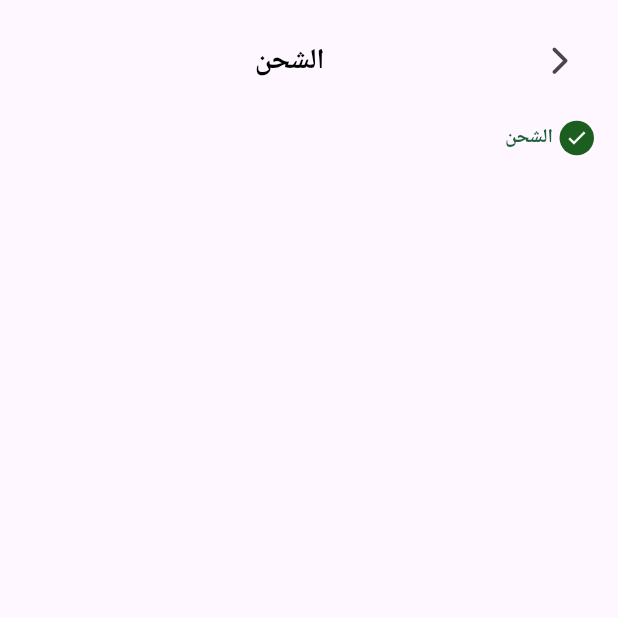
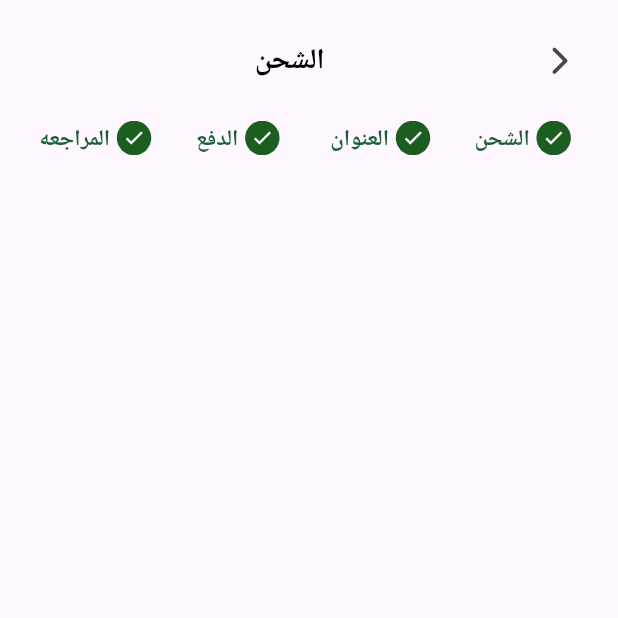
Before and after one commit to He9sham/Fruit-HUB, a Flutter app: the CheckoutView screen opened by its route, on a phone screen of 412 x 824 dp, the top half of it. Run offline on Flutter 3.47's test engine with Material 3 defaults, Android fonts, the phone set to English and light mode, and no system bars; our stand-ins replace awesome_dialog, bloc, cloud_firestore, dartz, equatable, firebase_auth and 13 more; missing offline and left inert: cuberto_bottom_bar; accounts and stored records are empty; Roboto replaces fonts that are missing (Cairo).

Commit message:
feat: implement CheckOutSteps widget and update CheckoutView for improved step navigation

```diff
--- a/lib/feature/checkout/view/checkout_view.dart
+++ b/lib/feature/checkout/view/checkout_view.dart
@@ -1,6 +1,6 @@
 import 'package:commerce_hub/core/helper/spacing.dart';
 import 'package:commerce_hub/core/widgets/custom_appbar.dart';
-import 'package:commerce_hub/feature/checkout/view/widgets/active_step_item.dart';
+import 'package:commerce_hub/feature/checkout/view/widgets/check_out_steps.dart';
 import 'package:flutter/material.dart';
 
 class CheckoutView extends StatelessWidget {
@@ -21,7 +21,7 @@ class CheckoutView extends StatelessWidget {
                 text: 'الشحن',
               ),
               verticalSpace(16),
-              ActiveStepItem()
+              CheckOutSteps(),
             ],
           ),
         ),
--- a/lib/feature/checkout/view/widgets/active_step_item.dart
+++ b/lib/feature/checkout/view/widgets/active_step_item.dart
@@ -2,11 +2,12 @@ import 'package:commerce_hub/core/helper/spacing.dart';
 import 'package:flutter/material.dart';
 
 class ActiveStepItem extends StatelessWidget {
-  const ActiveStepItem({super.key});
-
+  const ActiveStepItem({super.key, required this.text});
+  final String text;
   @override
   Widget build(BuildContext context) {
     return Row(
+      mainAxisAlignment: MainAxisAlignment.center,
       textDirection: TextDirection.rtl,
       children: [
         CircleAvatar(
@@ -20,10 +21,10 @@ class ActiveStepItem extends StatelessWidget {
         ),
         horizontalSpace(4),
         Text(
-          'الشحن',
+          text,
           style: TextStyle(
               color: Color(0xff1B5E37),
-              fontSize: 13,
+              fontSize: 15,
               fontWeight: FontWeight.w700),
         ),
       ],
--- /dev/null
+++ b/lib/feature/checkout/view/widgets/check_out_steps.dart
@@ -0,0 +1,34 @@
+import 'package:commerce_hub/feature/checkout/view/widgets/step_item.dart';
+import 'package:flutter/material.dart';
+
+class CheckOutSteps extends StatelessWidget {
+  const CheckOutSteps({super.key});
+
+  @override
+  Widget build(BuildContext context) {
+    return Row(
+      textDirection: TextDirection.rtl,
+      children: List.generate(
+        4,
+        (index) {
+          return Expanded(
+            child: StepItem(
+              isActive: true,
+              index: (index + 1).toString(),
+              text: getSteps()[index],
+            ),
+          );
+        },
+      ),
+    );
+  }
+
+  List<String> getSteps() {
+    return [
+      'الشحن',
+      'العنوان',
+      'الدفع',
+      'المراجعه',
+    ];
+  }
+}
--- /dev/null
+++ b/lib/feature/checkout/view/widgets/step_item.dart
@@ -0,0 +1,24 @@
+import 'package:commerce_hub/feature/checkout/view/widgets/active_step_item.dart';
+import 'package:commerce_hub/feature/checkout/view/widgets/out_active_step_item.dart';
+import 'package:flutter/material.dart';
+
+class StepItem extends StatelessWidget {
+  const StepItem(
+      {super.key,
+      required this.index,
+      required this.text,
+      required this.isActive});
+  final String index, text;
+  final bool isActive;
+  @override
+  Widget build(BuildContext context) {
+    return AnimatedCrossFade(
+      firstChild: ActiveStepItem(text: text),
+      secondChild: OutActiveStepItem(text: text, index: index),
+      crossFadeState: isActive
+          ? CrossFadeState.showFirst
+          : CrossFadeState.showSecond,
+      duration: Duration(milliseconds: 300),
+    );
+  }
+}
```
Also changed, not shown: lib/feature/checkout/view/widgets/out_active_step_item.dart (added, +36 -0 lines), 4 other files.
